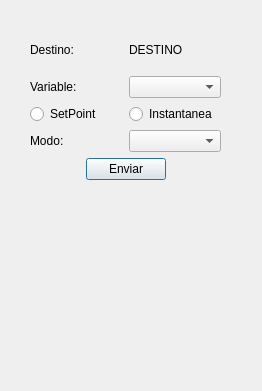
Qt form consultar.ui (arukagiri/interfazLAC) before a commit.
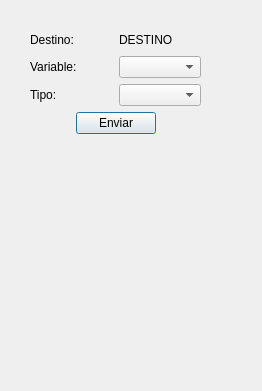
The same form after that commit.

The edit to the form file:
```diff
--- a/consultar.ui
+++ b/consultar.ui
@@ -19,28 +19,16 @@
   <property name="windowTitle">
    <string>Dialog</string>
   </property>
-  <widget class="QWidget" name="layoutWidget">
+  <widget class="QWidget" name="">
    <property name="geometry">
     <rect>
-     <x>20</x>
-     <y>20</y>
-     <width>211</width>
-     <height>170</height>
+     <x>30</x>
+     <y>30</y>
+     <width>171</width>
+     <height>104</height>
     </rect>
    </property>
-   <layout class="QVBoxLayout" name="verticalLayout_2">
-    <property name="leftMargin">
-     <number>10</number>
-    </property>
-    <property name="topMargin">
-     <number>10</number>
-    </property>
-    <property name="rightMargin">
-     <number>10</number>
-    </property>
-    <property name="bottomMargin">
-     <number>10</number>
-    </property>
+   <layout class="QVBoxLayout" name="verticalLayout">
     <item>
      <layout class="QHBoxLayout" name="horizontalLayout_3">
       <item>
@@ -60,8 +48,6 @@
      </layout>
     </item>
     <item>
-     <layout class="QVBoxLayout" name="verticalLayout">
-      <item>
        <layout class="QHBoxLayout" name="horizontalLayout">
         <item>
          <widget class="QLabel" name="label_3">
@@ -78,34 +64,14 @@
       <item>
        <layout class="QHBoxLayout" name="horizontalLayout_5">
         <item>
-         <widget class="QRadioButton" name="radioButton">
+       <widget class="QLabel" name="label_4">
           <property name="text">
-           <string>SetPoint</string>
+         <string>Tipo:</string>
           </property>
          </widget>
         </item>
         <item>
-         <widget class="QRadioButton" name="radioButton_2">
-          <property name="text">
-           <string>Instantanea</string>
-          </property>
-         </widget>
-        </item>
-       </layout>
-      </item>
-      <item>
-       <layout class="QHBoxLayout" name="horizontalLayout_2">
-        <item>
-         <widget class="QLabel" name="label">
-          <property name="text">
-           <string>Modo:</string>
-          </property>
-         </widget>
-        </item>
-        <item>
-         <widget class="QComboBox" name="list_MODO_QRY"/>
-        </item>
-       </layout>
+       <widget class="QComboBox" name="list_TIPO_QRY"/>
       </item>
      </layout>
     </item>
```
Left out of the diff: 2 changed lines with no effect on the pictures. Lines whose indentation alone changed are shown as unchanged.
